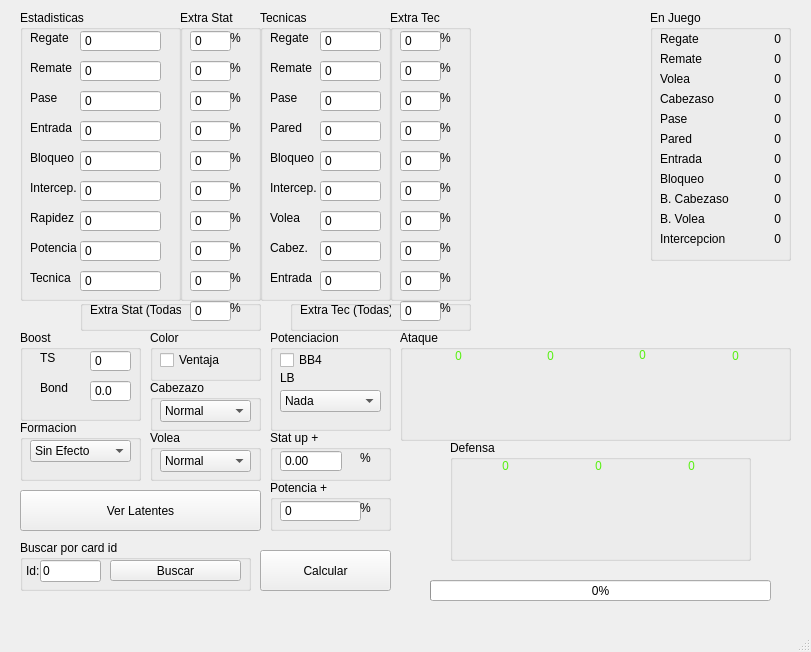
Old version of the form analisis.ui in the repository IsaR0d/CTDTAnalizer.
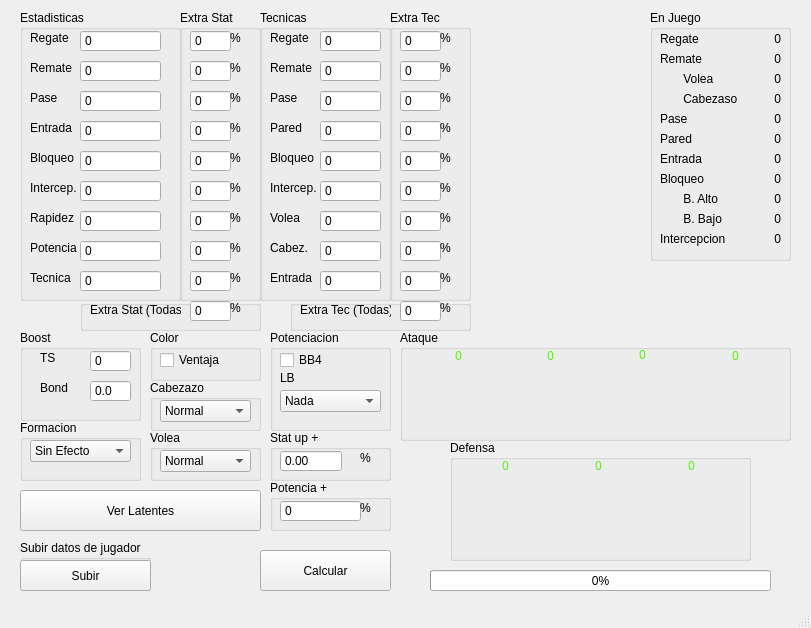
New version of the form. Icons and pictures are not drawn.

Commit message: subida de archivos finalizada y actualizacion de datos

Diff of the .ui file:
```diff
--- a/analisis.ui
+++ b/analisis.ui
@@ -7,7 +7,7 @@
     <x>0</x>
     <y>0</y>
     <width>811</width>
-    <height>652</height>
+    <height>628</height>
    </rect>
   </property>
   <property name="windowTitle">
@@ -405,7 +405,7 @@
       <item>
        <widget class="QLabel" name="label_20">
         <property name="text">
-         <string>B. Cabezaso </string>
+         <string>       B. Alto</string>
         </property>
         <property name="alignment">
          <set>Qt::AlignLeading|Qt::AlignLeft|Qt::AlignVCenter</set>
@@ -469,7 +469,7 @@
       <item>
        <widget class="QLabel" name="label_22">
         <property name="text">
-         <string>B. Volea </string>
+         <string>       B. Bajo </string>
         </property>
         <property name="alignment">
          <set>Qt::AlignLeading|Qt::AlignLeft|Qt::AlignVCenter</set>
@@ -597,7 +597,7 @@
       <item>
        <widget class="QLabel" name="label_8">
         <property name="text">
-         <string>Volea</string>
+         <string>       Volea</string>
         </property>
         <property name="alignment">
          <set>Qt::AlignLeading|Qt::AlignLeft|Qt::AlignVCenter</set>
@@ -661,7 +661,7 @@
       <item>
        <widget class="QLabel" name="label_10">
         <property name="text">
-         <string>Cabezaso</string>
+         <string>       Cabezaso</string>
         </property>
         <property name="alignment">
          <set>Qt::AlignLeading|Qt::AlignLeft|Qt::AlignVCenter</set>
@@ -1894,50 +1894,24 @@
      <rect>
       <x>20</x>
       <y>540</y>
-      <width>231</width>
+      <width>131</width>
       <height>51</height>
      </rect>
     </property>
     <property name="title">
-     <string>Buscar por card id</string>
+     <string>Subir datos de jugador</string>
     </property>
-    <widget class="QLabel" name="label_59">
+    <widget class="QPushButton" name="subir_btn">
      <property name="geometry">
       <rect>
-       <x>6</x>
-       <y>20</y>
-       <width>20</width>
-       <height>21</height>
-      </rect>
-     </property>
-     <property name="text">
-      <string>Id:</string>
-     </property>
-    </widget>
-    <widget class="QLineEdit" name="id_jugador">
-     <property name="geometry">
-      <rect>
-       <x>20</x>
-       <y>20</y>
-       <width>61</width>
-       <height>22</height>
-      </rect>
-     </property>
-     <property name="text">
-      <string>0</string>
-     </property>
-    </widget>
-    <widget class="QPushButton" name="buscar_btn">
-     <property name="geometry">
-      <rect>
-       <x>90</x>
+       <x>0</x>
        <y>20</y>
        <width>131</width>
-       <height>21</height>
+       <height>31</height>
       </rect>
      </property>
      <property name="text">
-      <string>Buscar</string>
+      <string>Subir</string>
      </property>
     </widget>
    </widget>
@@ -1945,7 +1919,7 @@
     <property name="geometry">
      <rect>
       <x>430</x>
-      <y>580</y>
+      <y>570</y>
       <width>341</width>
       <height>21</height>
      </rect>
```
Left out of the diff: 15 changed lines with no effect on the pictures. The commit also changes 5 other files.
